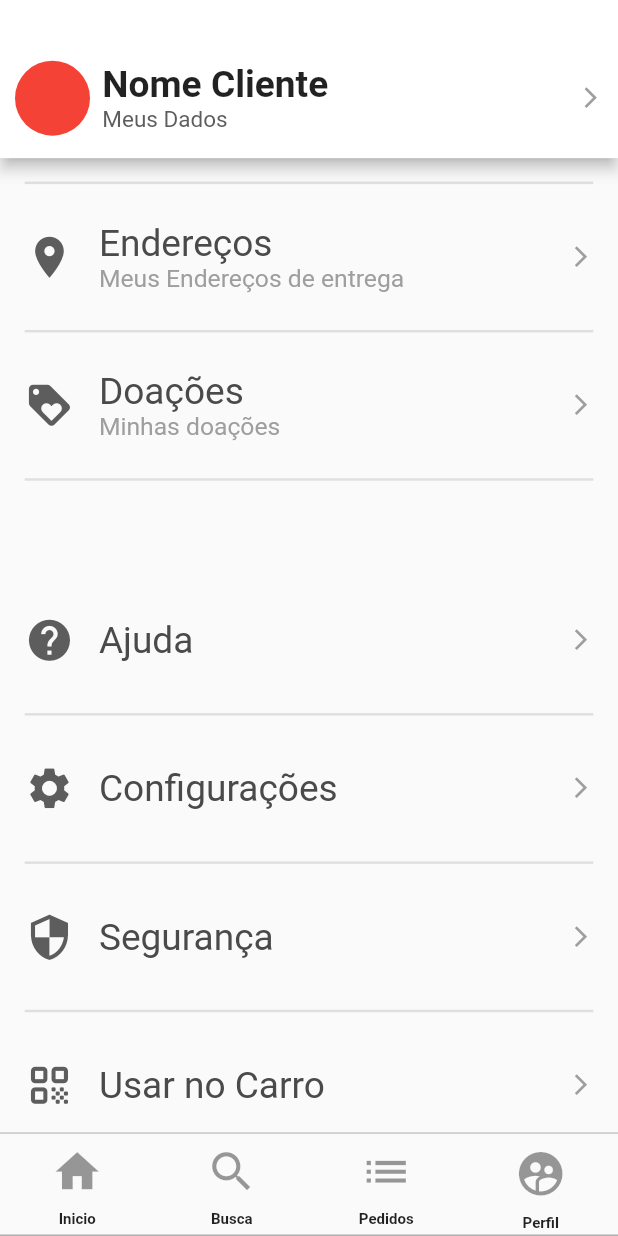
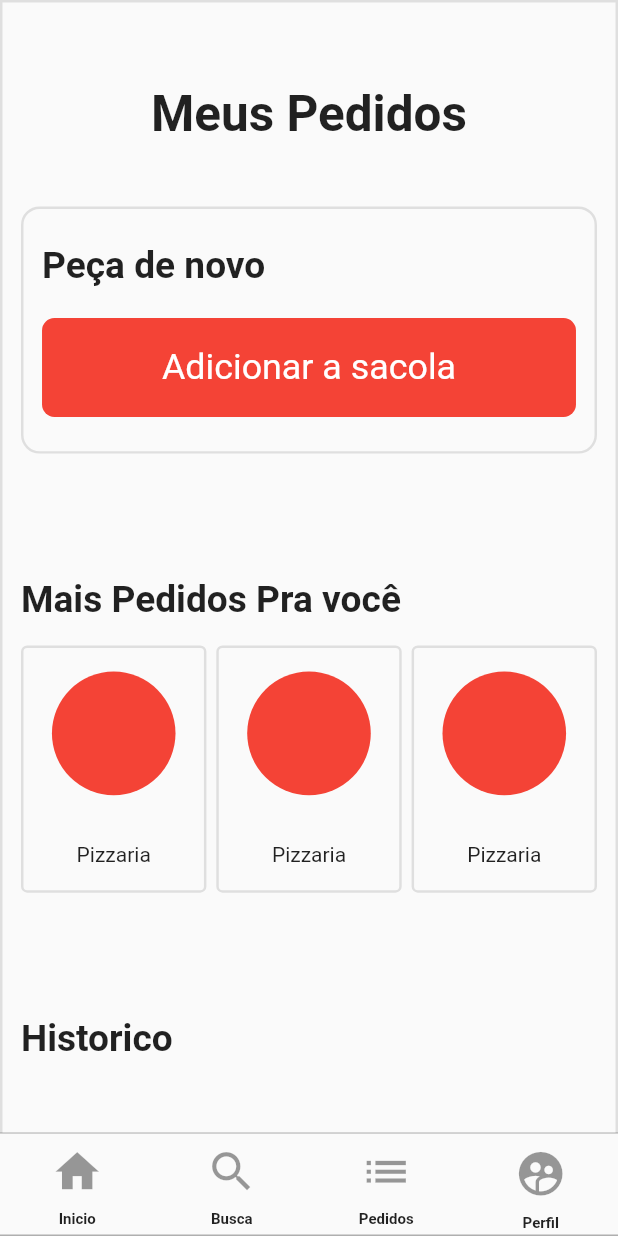
Before and after one commit to fdaniel13/ifood_Appclone, a Flutter app: the screen it shows after launch, item 4 of the bottom bar chosen, scrolled down 576 dp, after a tap on the "list" icon, on a phone screen of 412 x 824 dp. Run offline on Flutter 3.47's test engine with Material 2 defaults, Android fonts, the phone set to English and light mode, and no system bars; our stand-ins replace carousel_slider.

Commit message:
page pedidos feita/gerenciamento de estados inicial

```diff
--- a/lib/views/Home.dart
+++ b/lib/views/Home.dart
@@ -2,6 +2,7 @@ import 'package:flutter/cupertino.dart';
 import 'package:flutter/material.dart';
 import 'package:carousel_slider/carousel_slider.dart';
 import 'page/Perfil.dart';
+import 'package:ifood_clone/views/page/pedidos.dart';
 
 class Home extends StatefulWidget {
   @override
@@ -10,7 +11,8 @@ class Home extends StatefulWidget {
 
 class _HomeState extends State<Home> {
 
-  var l = 'home';
+
+  String l = 'home';
 
 
 
@@ -20,12 +22,13 @@ class _HomeState extends State<Home> {
 
   @override
   Widget build(BuildContext context) {
+
     return Scaffold(
-      body:
+      body:estado(l),
 
-       l=='home'?
+    /*l=='home'?
            defaultTabControllerCustom()
-                : l=='user' ? Perfil() :defaultTabControllerCustom(),
+                : l=='user' ? Pedido()/*Perfil()*/ :defaultTabControllerCustom(),*/
       bottomNavigationBar:BottomAppBarCustom(f) ,
     );
 
@@ -37,6 +40,21 @@ class _HomeState extends State<Home> {
   }
 }
 
+
+Widget estado(String l){
+
+  switch(l) {
+    case 'home': return defaultTabControllerCustom();
+    break;
+    case 'user': return Perfil();
+    break;
+    case 'pedido': return Pedido();
+    break;
+    default: return defaultTabControllerCustom();
+    break;
+  }
+
+}
 
 Widget defaultTabControllerCustom(){
 
@@ -128,7 +146,7 @@ Widget defaultTabControllerCustom(){
 
 
             Container(
-              color: Colors.greenAccent,
+
             )
           ],
         ),
@@ -218,7 +236,7 @@ Widget BottomAppBarCustom(var l){
                   color: Color.fromRGBO(1, 1, 1, 0.4),
                 ),
                 onPressed:  (){
-
+                  l('pedido');
                 },
                 focusColor: Colors.black,
 
--- a/lib/views/page/Perfil.dart
+++ b/lib/views/page/Perfil.dart
@@ -99,7 +99,11 @@ class _PerfilState extends State<Perfil> {
         child: ListView.builder(
             itemCount: infoP.length,
             itemBuilder: (contextList,index){
-              return Padding(
+              return GestureDetector(
+                onTap: (){
+                  print('lista');
+                },
+                child: Padding(
                   padding: EdgeInsets.only(
                       right:mediaH*0.02,
                       left:mediaH*0.02,
@@ -163,6 +167,7 @@ class _PerfilState extends State<Perfil> {
                       ),
                     ),
                   ),
+                ),
               );
             }
 
--- /dev/null
+++ b/lib/views/page/pedidos.dart
@@ -0,0 +1,228 @@
+import 'package:flutter/material.dart';
+
+
+
+class Pedido extends StatefulWidget {
+  @override
+  _PedidoState createState() => _PedidoState();
+}
+
+class _PedidoState extends State<Pedido> {
+  @override
+  Widget build(BuildContext context) {
+    return CustomScrollView(
+
+      slivers: [
+       SliverList(
+           delegate:SliverChildBuilderDelegate(
+               (_,index){
+                 return pageP(context);
+               },childCount: 1
+           )
+       )
+      ],
+
+    );
+  }
+}
+
+
+Widget pageP (context){
+  final W = MediaQuery.of(context).size.width;
+  final H = MediaQuery.of(context).size.height;
+
+  return Container(
+    width: W,
+    height: H,
+    decoration: BoxDecoration(
+      border: Border.all(
+          color: Color(0xffDFDFDF),
+          width: H*0.002
+      )
+    ),
+    child: Padding(
+      padding: EdgeInsets.all(W*0.03),
+      child: Column(
+
+        children: [
+          Container(
+            width: W,
+            height: H*0.15,
+            child: Column(
+              mainAxisAlignment: MainAxisAlignment.center,
+              children: [
+                Text(
+                  'Meus Pedidos',
+                  style: TextStyle(
+                    fontSize:H*0.04,
+                    fontWeight: FontWeight.bold
+                  ),
+                ),
+              ],
+            ),
+          ),
+          Container(
+            width: W,
+            height: H*0.2,
+            decoration: BoxDecoration(
+
+              border: Border.all(
+                  color: Color(0xffDFDFDF),
+                  width: H*0.002
+              ),
+              borderRadius: BorderRadius.circular(W*0.03)
+            ),
+            child: Padding(
+              padding:  EdgeInsets.all(W*0.03),
+              child: Column(
+                  mainAxisAlignment: MainAxisAlignment.spaceAround,
+                  crossAxisAlignment: CrossAxisAlignment.start,
+                  children: [
+                    Text(
+                      'Peça de novo',
+                      style: TextStyle(
+                        fontWeight: FontWeight.bold,
+                        fontSize: H*0.03
+                      ),
+                    ),
+                    Container(
+                      width: W,
+                      height:H*0.08,
+                      decoration: BoxDecoration(
+                          color: Colors.red,
+                          borderRadius: BorderRadius.circular(W*0.02)
+                      ),
+                      child: Center(
+                        child: Text(
+                          'Adicionar a sacola',
+                          style: TextStyle(
+                              fontSize: H*0.029,
+                              color: Colors.white
+                          ),
+                        ),
+                      ),
+                    )
+                  ],
+                ),
+            ),
+          ),
+          Padding(
+            padding: EdgeInsets.only(top:H*0.1),
+            child: Column(
+              crossAxisAlignment: CrossAxisAlignment.start,
+              children: [
+                  Text('Mais Pedidos Pra você',
+                    style: TextStyle(
+                      fontWeight: FontWeight.bold,
+                      fontSize: H*0.03
+                    ),
+                  ),
+                  Padding(
+                    padding:  EdgeInsets.only(top: H*0.02),
+                    child: Row(
+                      mainAxisAlignment: MainAxisAlignment.spaceBetween,
+                      children: [
+                        Container(
+                          width: W*0.3,
+                          height: H*0.2,
+                          decoration: BoxDecoration(
+                            borderRadius: BorderRadius.circular(W*0.01),
+                            border: Border.all(
+                                color: Color(0xffDFDFDF),
+                                width: H*0.002
+                            )
+                          ),
+                          child: Column(
+                            mainAxisAlignment: MainAxisAlignment.spaceAround,
+                            children: [
+                              Container(
+                                width: W*0.2,
+                                height: H*0.1,
+                                decoration: BoxDecoration(
+                                  shape: BoxShape.circle,
+                                  color: Colors.red
+                                ),
+                              ),
+                              Text('Pizzaria')
+                            ],
+                          ),
+                        ),
+                        Container(
+                          width: W*0.3,
+                          height: H*0.2,
+                          decoration: BoxDecoration(
+                              borderRadius: BorderRadius.circular(W*0.01),
+                              border: Border.all(
+                                  color: Color(0xffDFDFDF),
+                                  width: H*0.002
+                              )
+                          ),
+                          child: Column(
+                            mainAxisAlignment: MainAxisAlignment.spaceAround,
+                            children: [
+                              Container(
+                                width: W*0.2,
+                                height: H*0.1,
+                                decoration: BoxDecoration(
+                                    shape: BoxShape.circle,
+                                    color: Colors.red
+                                ),
+                              ),
+                              Text('Pizzaria')
+                            ],
+                          ),
+                        ),
+                        Container(
+                          width: W*0.3,
+                          height: H*0.2,
+                          decoration: BoxDecoration(
+                              borderRadius: BorderRadius.circular(W*0.01),
+                              border: Border.all(
+                                  color: Color(0xffDFDFDF),
+                                  width: H*0.002
+                              )
+                          ),
+                          child: Column(
+                            mainAxisAlignment: MainAxisAlignment.spaceAround,
+                            children: [
+                              Container(
+                                width: W*0.2,
+                                height: H*0.1,
+                                decoration: BoxDecoration(
+                                    shape: BoxShape.circle,
+                                    color: Colors.red
+                                ),
+                              ),
+                              Text('Pizzaria')
+                            ],
+                          ),
+                        ),
+
+                      ],
+                    ),
+                  )
+              ],
+            ),
+          ),
+          Padding(
+            padding:  EdgeInsets.only(top: H*0.1),
+            child: Container(
+              width: W,
+              child: Column(
+                crossAxisAlignment: CrossAxisAlignment.start,
+                children: [
+                  Text('Historico',
+                    style: TextStyle(
+                        fontWeight: FontWeight.bold,
+                        fontSize: H*0.03
+                    ),
+                  ),
+                ],
+              ),
+            ),
+          )
+        ],
+      ),
+    ),
+  );
+}
```
Lines whose indentation alone changed are shown as unchanged.
